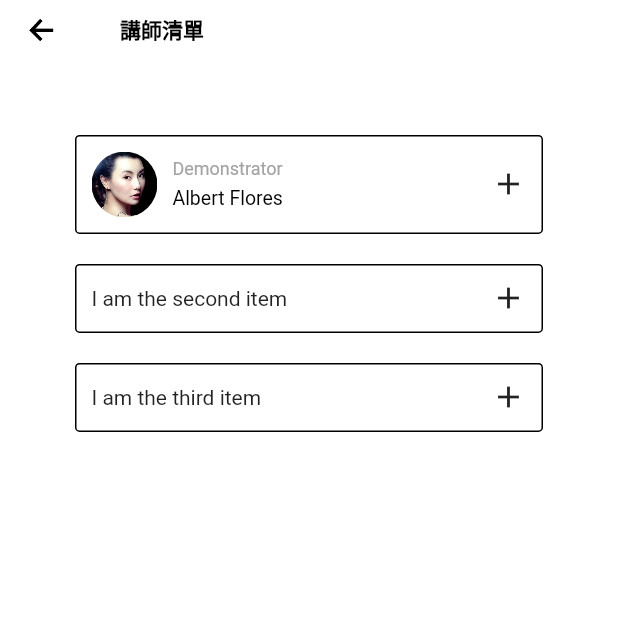
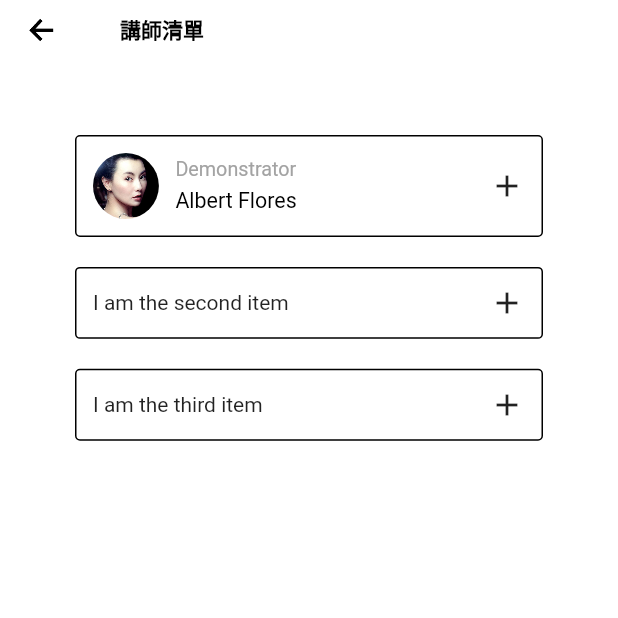
Before and after one commit to weskao/course_selection_system, a Flutter app: the screen it shows after launch, on a phone screen of 412 x 824 dp, the top half of it. Run offline on Flutter 3.47's test engine with Material 2 defaults, Android fonts, the phone set to English and light mode, and no system bars; drawn by our look-alikes of scroll_to_index; our stand-ins replace flutter_riverpod, flutter_screenutil.

Commit message:
Set responsive design

```diff
--- a/lib/src/presentation/views/instructor_list/InstructorListPage.dart
+++ b/lib/src/presentation/views/instructor_list/InstructorListPage.dart
@@ -16,11 +16,11 @@ class InstructorListPage extends StatelessWidget {
         itemBorderDecoration: BoxDecoration(
           border: Border.all(
             color: Colors.black,
-            width: 1.0,
+            width: 1,
           ),
-          borderRadius: BorderRadius.circular(3),
+          borderRadius: BorderRadius.circular(3.r),
         ),
-        itemPadding: const EdgeInsets.all(10),
+        itemPadding: EdgeInsets.all(10.r),
         trailing: const Icon(Icons.add),
         // trailing: const Icon(Icons.minimize),
         children: [
@@ -31,22 +31,22 @@ class InstructorListPage extends StatelessWidget {
                 ClipOval(
                   child: Assets.images.defaultAvatar.defaultAvatar1.image(width: 40.r, height: 40.r),
                 ),
-                SizedBox(width: 10),
-                const Column(
+                SizedBox(width: 10.r),
+                Column(
                   crossAxisAlignment: CrossAxisAlignment.start,
                   children: [
                     Text(
                       "Demonstrator",
                       style: TextStyle(
-                        fontSize: 12,
-                        color: Color.fromRGBO(163, 163, 163, 1),
+                        fontSize: 12.sp,
+                        color: const Color.fromRGBO(163, 163, 163, 1),
                       ),
                     ),
-                    SizedBox(height: 5),
+                    SizedBox(height: 5.r),
                     Text(
                       "Albert Flores",
                       style: TextStyle(
-                        fontSize: 13,
+                        fontSize: 13.sp,
                         color: Colors.black,
                       ),
                     ),
@@ -55,23 +55,22 @@ class InstructorListPage extends StatelessWidget {
               ],
             ),
             content: Container(
-              padding: const EdgeInsets.symmetric(vertical: 10),
+              padding: EdgeInsets.symmetric(vertical: 10.r),
               child: Column(
                 mainAxisAlignment: MainAxisAlignment.start,
                 crossAxisAlignment: CrossAxisAlignment.start,
                 children: [
                   Container(
-                    padding: EdgeInsets.symmetric(vertical: 5),
+                    padding: EdgeInsets.symmetric(vertical: 5.r),
                     width: double.infinity,
-                    // height: 30,
                     color: Colors.yellow,
                     child: Row(
                       children: [
                         Container(
-                          padding: EdgeInsets.symmetric(horizontal: 5),
+                          padding: EdgeInsets.symmetric(horizontal: 5.r),
                           child: Icon(
                             Icons.calendar_month,
-                            size: 20,
+                            size: 20.r,
                           ),
                         ),
                         Column(
@@ -80,18 +79,18 @@ class InstructorListPage extends StatelessWidget {
                             Text(
                               '基礎程式設計',
                               style: TextStyle(
-                                fontSize: 12,
+                                fontSize: 12.sp,
                               ),
                             ),
                             Text(
                               "每周二 10:00-12:00",
                               style: TextStyle(
-                                fontSize: 11,
+                                fontSize: 11.sp,
                               ),
                             ),
                           ],
                         ),
-                        Spacer(),
+                        const Spacer(),
                         GestureDetector(
                           child: const Icon(Icons.chevron_right),
                         )
```
